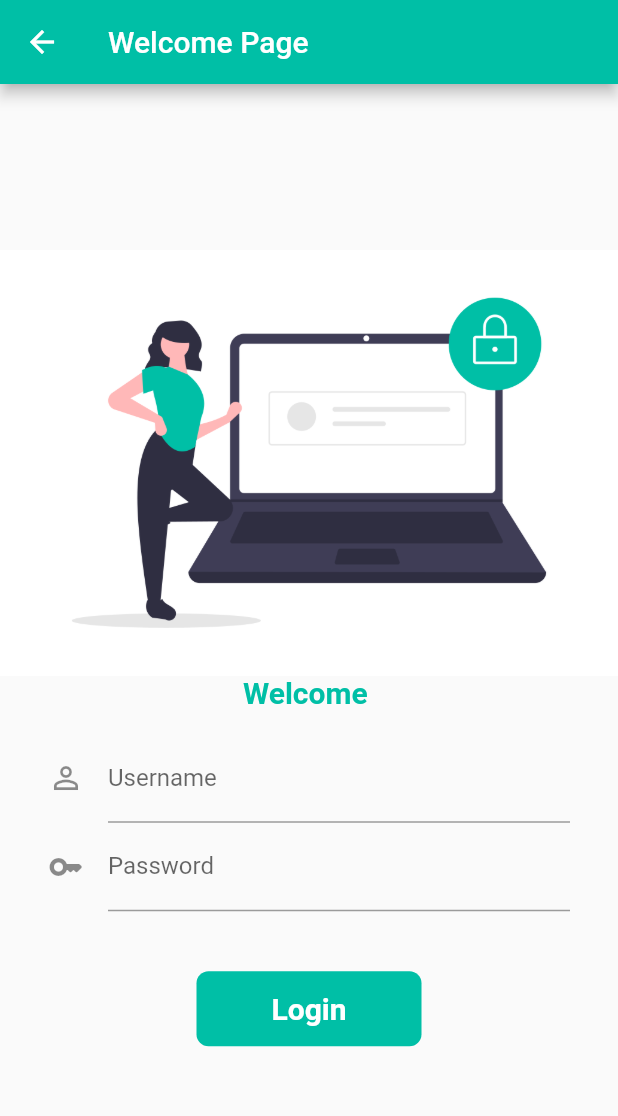
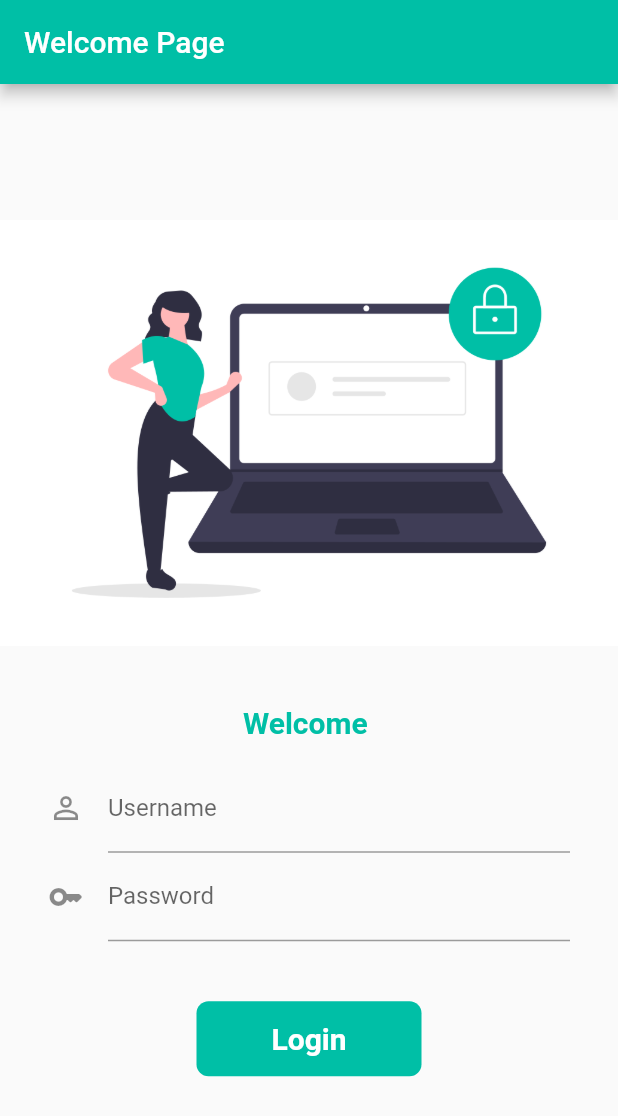
Before and after one commit to pawan-padavi/FlutterLearnings, a Flutter app: the screen it shows after launch, on a phone screen of 412 x 824 dp. Shown: the top 1116 px of the screen. Run offline on Flutter 3.47's test engine with Material 2 defaults, Android fonts, the phone set to English and light mode, and no system bars.

Commit message:
Commit All Day5

```diff
--- a/lib/main.dart
+++ b/lib/main.dart
@@ -18,6 +18,7 @@ class MainApp extends StatelessWidget {
         "/Home": (context) => HomePage(),
         "/Login": (context) => const LoginPage()
       },
+      debugShowCheckedModeBanner: false,
     );
   }
 }
--- a/lib/pages/login_page.dart
+++ b/lib/pages/login_page.dart
@@ -31,6 +31,7 @@ class _LoginPageState extends State<LoginPage> {
     return Scaffold(
       appBar: AppBar(
         title: const Text("Welcome Page"),
+        automaticallyImplyLeading: false,
         backgroundColor: const Color.fromRGBO(0, 191, 166, 1),
       ),
       body: Center(
@@ -40,6 +41,9 @@ class _LoginPageState extends State<LoginPage> {
             Image.asset(
               "assets/images/login_img.png",
               fit: BoxFit.contain,
+            ),
+            const SizedBox(
+              height: 40.0,
             ),
             Text(
               "Welcome $message",
```
Also changed, not shown: lib/pages/home_page.dart (+23 -5 lines), assets/images/f.png (added), 5 other files.
